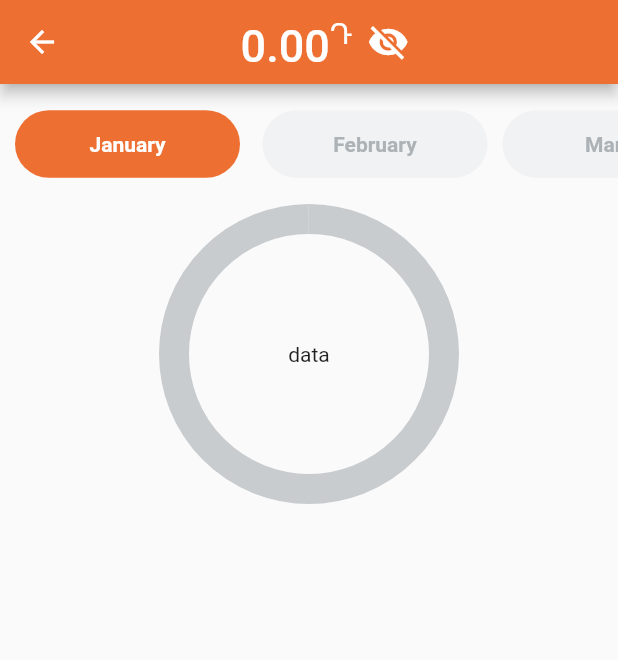
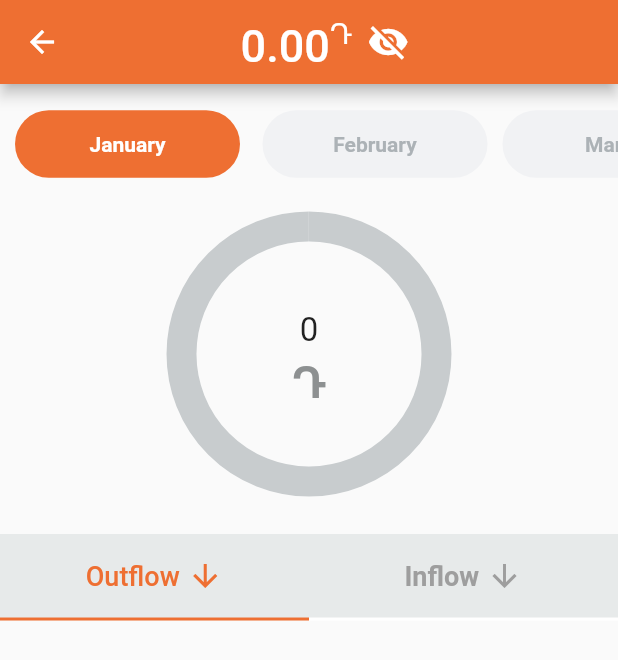
Before and after one commit to ArshakHakobyan/test, a Flutter app: the FinancePage screen opened directly, on a phone screen of 412 x 824 dp. Shown: the top 660 px of the screen. Run offline on Flutter 3.47's test engine with Material 2 defaults, Android fonts, the phone set to English and light mode, and no system bars; our stand-ins replace flutter_credit_card, image_picker, local_auth, permission_handler, qr_flutter, sqflite and 1 more; missing offline and left inert: qr_code_scanner, scan; accounts and stored records are empty; Roboto replaces fonts that are missing (addressCityAndState).

Commit message:
fixed Finance page

```diff
--- a/lib/pages/finance_page.dart
+++ b/lib/pages/finance_page.dart
@@ -11,6 +11,7 @@ class FinancePage extends StatefulWidget {
 }
 
 class _FinancePageState extends State<FinancePage> {
+  int pressedButtonNumber = 0;
   double progress = 0;
   Timer? timer;
 
@@ -39,6 +40,12 @@ class _FinancePageState extends State<FinancePage> {
   }
 
   @override
+  void dispose() {
+    super.dispose();
+    timer!.cancel();
+  }
+
+  @override
   Widget build(BuildContext context) {
     return Scaffold(
       appBar: AppBar(
@@ -48,7 +55,7 @@ class _FinancePageState extends State<FinancePage> {
       body: Column(
         children: [
           Padding(
-            padding: const EdgeInsets.only(top: 15.0, bottom: 25),
+            padding: const EdgeInsets.only(top: 15.0, bottom: 30),
             child: SizedBox(
               height: 50,
               width: MediaQuery.of(context).size.width,
@@ -138,8 +145,8 @@ class _FinancePageState extends State<FinancePage> {
             children: [
               Center(
                 child: SizedBox(
-                  width: 180,
-                  height: 180,
+                  width: 170,
+                  height: 170,
                   child: CircularProgressIndicator(
                     valueColor: const AlwaysStoppedAnimation<Color>(
                         Color.fromRGBO(200, 204, 206, 1)),
@@ -149,13 +156,129 @@ class _FinancePageState extends State<FinancePage> {
                   ),
                 ),
               ),
-              const Center(
+              Center(
                 child: SizedBox(
                   width: 180,
                   height: 180,
-                  child: Center(child: Text('data')),
+                  child: Column(
+                    mainAxisAlignment: MainAxisAlignment.center,
+                    children: const [
+                      Text(
+                        '0',
+                        style: TextStyle(fontSize: 22),
+                      ),
+                      Text(
+                        'Դ',
+                        style: TextStyle(
+                          fontSize: 30,
+                          fontWeight: FontWeight.bold,
+                          color: Color.fromRGBO(141, 144, 145, 1),
+                        ),
+                      )
+                    ],
+                  ),
                 ),
-              )
+              ),
+            ],
+          ),
+          const SizedBox(height: 25),
+          Row(
+            children: [
+              Expanded(
+                child: InkWell(
+                  onTap: () {
+                    setState(() {
+                      pressedButtonNumber = 0;
+                    });
+                  },
+                  child: Container(
+                    height: MediaQuery.of(context).size.height * 0.07,
+                    decoration: BoxDecoration(
+                        color: const Color.fromRGBO(231, 234, 234, 1),
+                        border: Border(
+                            bottom: BorderSide(
+                          color: pressedButtonNumber == 0
+                              ? const Color.fromRGBO(238, 111, 50, 1)
+                              : const Color.fromARGB(255, 255, 255, 255),
+                          width: 2.0,
+                        ))),
+                    child: Center(
+                      child: Row(
+                        mainAxisAlignment: MainAxisAlignment.center,
+                        children: [
+                          Text(
+                            "Outflow",
+                            style: TextStyle(
+                              color: pressedButtonNumber == 0
+                                  ? const Color.fromRGBO(238, 111, 50, 1)
+                                  : Colors.grey,
+                              fontSize: 18,
+                              fontWeight: pressedButtonNumber == 0
+                                  ? FontWeight.w500
+                                  : FontWeight.bold,
+                            ),
+                          ),
+                          const SizedBox(width: 5),
+                          Icon(
+                            Icons.arrow_downward,
+                            color: pressedButtonNumber == 0
+                                ? const Color.fromRGBO(238, 111, 50, 1)
+                                : Colors.grey,
+                          )
+                        ],
+                      ),
+                    ),
+                  ),
+                ),
+              ),
+              //Terminal button
+              Expanded(
+                child: InkWell(
+                  onTap: () {
+                    setState(() {
+                      pressedButtonNumber = 1;
+                    });
+                  },
+                  child: Container(
+                    height: MediaQuery.of(context).size.height * 0.07,
+                    decoration: BoxDecoration(
+                        color: const Color.fromRGBO(231, 234, 234, 1),
+                        border: Border(
+                            bottom: BorderSide(
+                          color: pressedButtonNumber == 1
+                              ? const Color.fromRGBO(238, 111, 50, 1)
+                              : const Color.fromARGB(255, 255, 255, 255),
+                          width: 2.0,
+                        ))),
+                    child: Center(
+                      child: Row(
+                        mainAxisAlignment: MainAxisAlignment.center,
+                        children: [
+                          Text(
+                            "Inflow",
+                            style: TextStyle(
+                              color: pressedButtonNumber == 1
+                                  ? const Color.fromRGBO(238, 111, 50, 1)
+                                  : Colors.grey,
+                              fontSize: 18,
+                              fontWeight: pressedButtonNumber == 1
+                                  ? FontWeight.w500
+                                  : FontWeight.bold,
+                            ),
+                          ),
+                          const SizedBox(width: 5),
+                          Icon(
+                            Icons.arrow_downward,
+                            color: pressedButtonNumber == 1
+                                ? const Color.fromRGBO(238, 111, 50, 1)
+                                : Colors.grey,
+                          )
+                        ],
+                      ),
+                    ),
+                  ),
+                ),
+              ),
             ],
           ),
         ],
```
